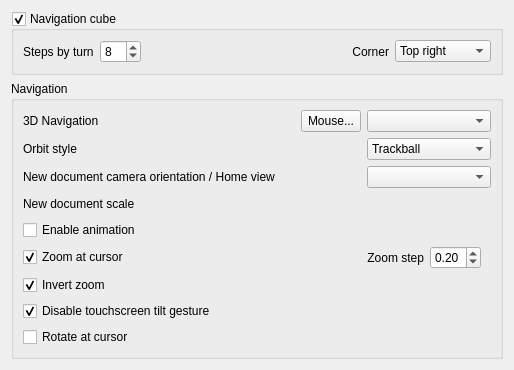
Qt form src/Gui/DlgSettingsNavigation.ui (southseact-3d/fcd) before a commit.
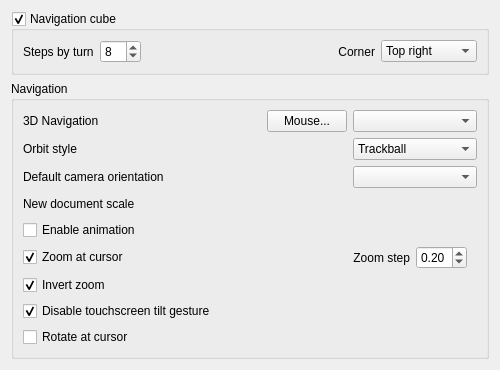
The same form after that commit. Custom widgets are drawn as their Qt base class.

Commit message: [Standard Views] change preference label to default camera orientation

Diff of the .ui file:
```diff
--- a/src/Gui/DlgSettingsNavigation.ui
+++ b/src/Gui/DlgSettingsNavigation.ui
@@ -234,7 +234,7 @@
         <item row="2" column="0">
          <widget class="QLabel" name="newDocViewLabel">
           <property name="text">
-           <string>New document camera orientation / Home view</string>
+           <string>Default camera orientation</string>
           </property>
          </widget>
         </item>
```
Left out of the diff: 2 changed lines with no effect on the pictures.
